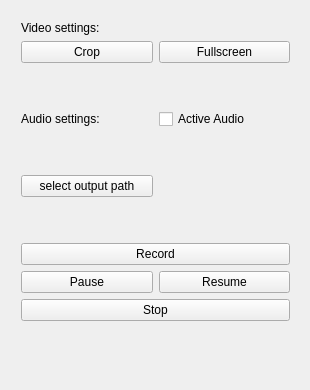
Old version of the form GUI_ScreenRecorder/MainWindow.ui in the repository lordef/PdS2021-screencapture.
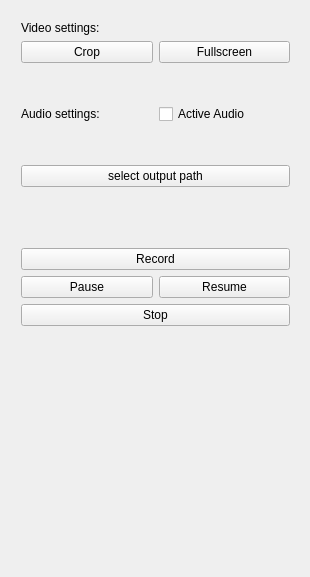
New version of the form. Icons and pictures are not drawn.

Commit message: mino cheanges on outpath label

```diff
--- a/GUI_ScreenRecorder/MainWindow.ui
+++ b/GUI_ScreenRecorder/MainWindow.ui
@@ -7,7 +7,7 @@
     <x>0</x>
     <y>0</y>
     <width>310</width>
-    <height>390</height>
+    <height>577</height>
    </rect>
   </property>
   <property name="minimumSize">
@@ -19,7 +19,7 @@
   <property name="maximumSize">
    <size>
     <width>310</width>
-    <height>390</height>
+    <height>700</height>
    </size>
   </property>
   <property name="windowTitle">
@@ -117,14 +117,14 @@
         </property>
        </widget>
       </item>
+     </layout>
+    </item>
       <item>
        <widget class="QLabel" name="outPathLabel">
         <property name="text">
          <string>&lt;output path&gt;</string>
         </property>
        </widget>
-      </item>
-     </layout>
     </item>
     <item>
      <spacer name="verticalSpacer_2">
```
Lines whose indentation alone changed are shown as unchanged.
